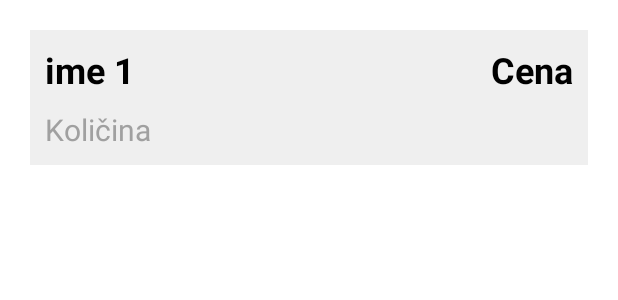
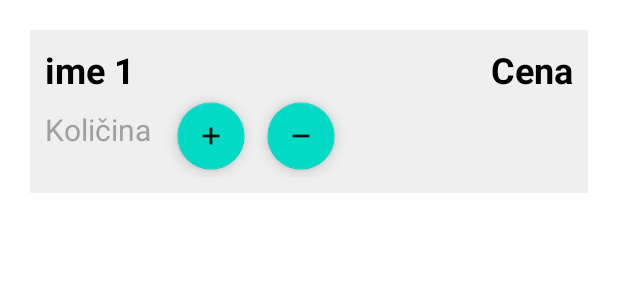
Before and after one commit to Prezely/FajndItApp, an Android app: the layout list_izbran.xml on its own in the app's theme, with its tools: preview values and no code run, on a phone screen of 412 x 824 dp. Shown: the top 300 px of the screen. Run offline under Robolectric (Android 15) with nearby library versions, the phone set to English and light mode, and no system bars.

Commit message:
kartica izbrani narejena

```diff
--- /dev/null
+++ b/app/src/main/res/drawable/ic_baseline_remove_24.xml
@@ -0,0 +1,5 @@
+<vector android:height="24dp" android:tint="#FFFFFF"
+    android:viewportHeight="24" android:viewportWidth="24"
+    android:width="24dp" xmlns:android="http://schemas.android.com/apk/res/android">
+    <path android:fillColor="@android:color/white" android:pathData="M19,13H5v-2h14v2z"/>
+</vector>
--- a/app/src/main/res/layout/list_izbran.xml
+++ b/app/src/main/res/layout/list_izbran.xml
@@ -47,6 +47,30 @@
             app:layout_constraintStart_toStartOf="parent"
             app:layout_constraintTop_toBottomOf="@+id/izbran_ime_txt" />
 
+        <com.google.android.material.floatingactionbutton.FloatingActionButton
+            android:id="@+id/floatingActionButton2"
+            android:layout_width="wrap_content"
+            android:layout_height="wrap_content"
+            android:layout_marginStart="12dp"
+            android:clickable="true"
+            android:scaleX="0.8"
+            android:scaleY="0.8"
+            app:layout_constraintStart_toEndOf="@+id/izbran_kolicina_txt"
+            app:layout_constraintTop_toBottomOf="@+id/izbran_ime_txt"
+            app:srcCompat="@drawable/ikona_dodaj" />
+
+        <com.google.android.material.floatingactionbutton.FloatingActionButton
+            android:id="@+id/floatingActionButton"
+            android:layout_width="wrap_content"
+            android:layout_height="wrap_content"
+            android:layout_marginStart="4dp"
+            android:clickable="true"
+            android:scaleX="0.8"
+            android:scaleY="0.8"
+            app:layout_constraintStart_toEndOf="@+id/floatingActionButton2"
+            app:layout_constraintTop_toBottomOf="@+id/izbran_ime_txt"
+            app:srcCompat="@drawable/ic_baseline_remove_24" />
+
     </androidx.constraintlayout.widget.ConstraintLayout>
 
 </androidx.constraintlayout.widget.ConstraintLayout>
```
